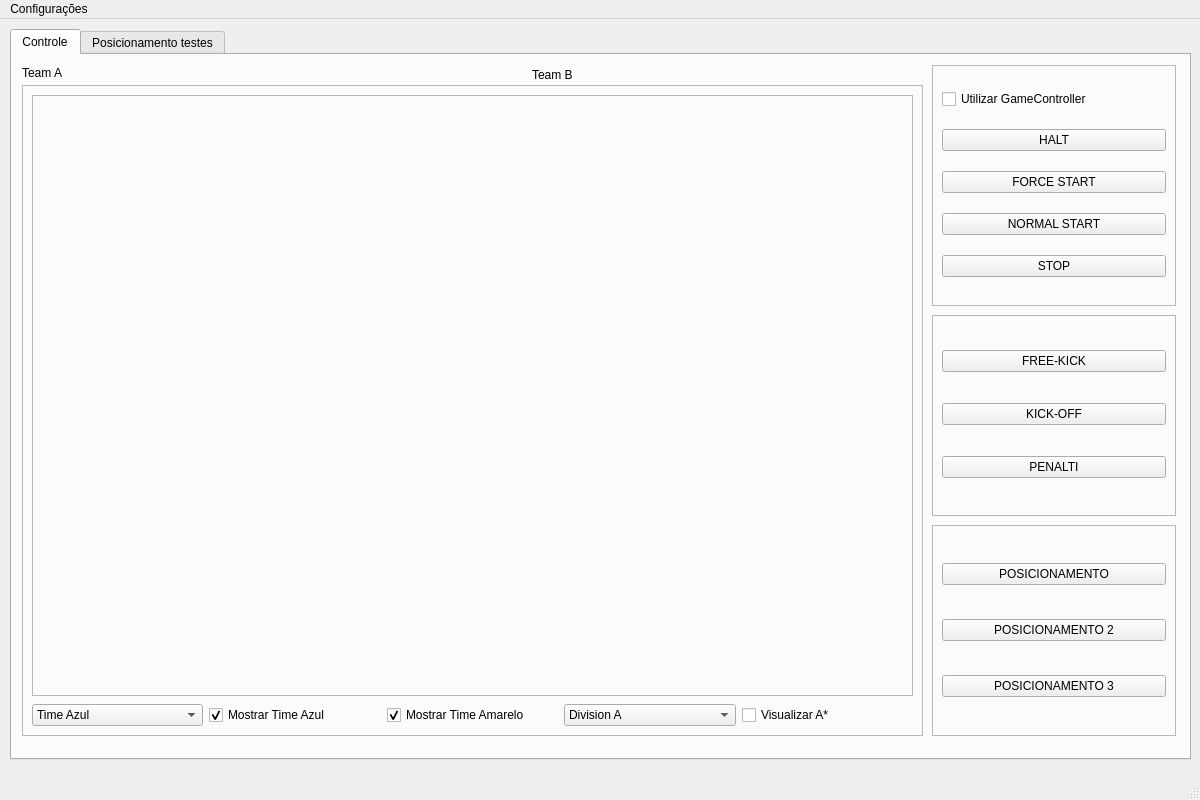
Before: the Qt Designer form PyQt/main.ui in unball/UnBallSSLclient, drawn with Qt 5.
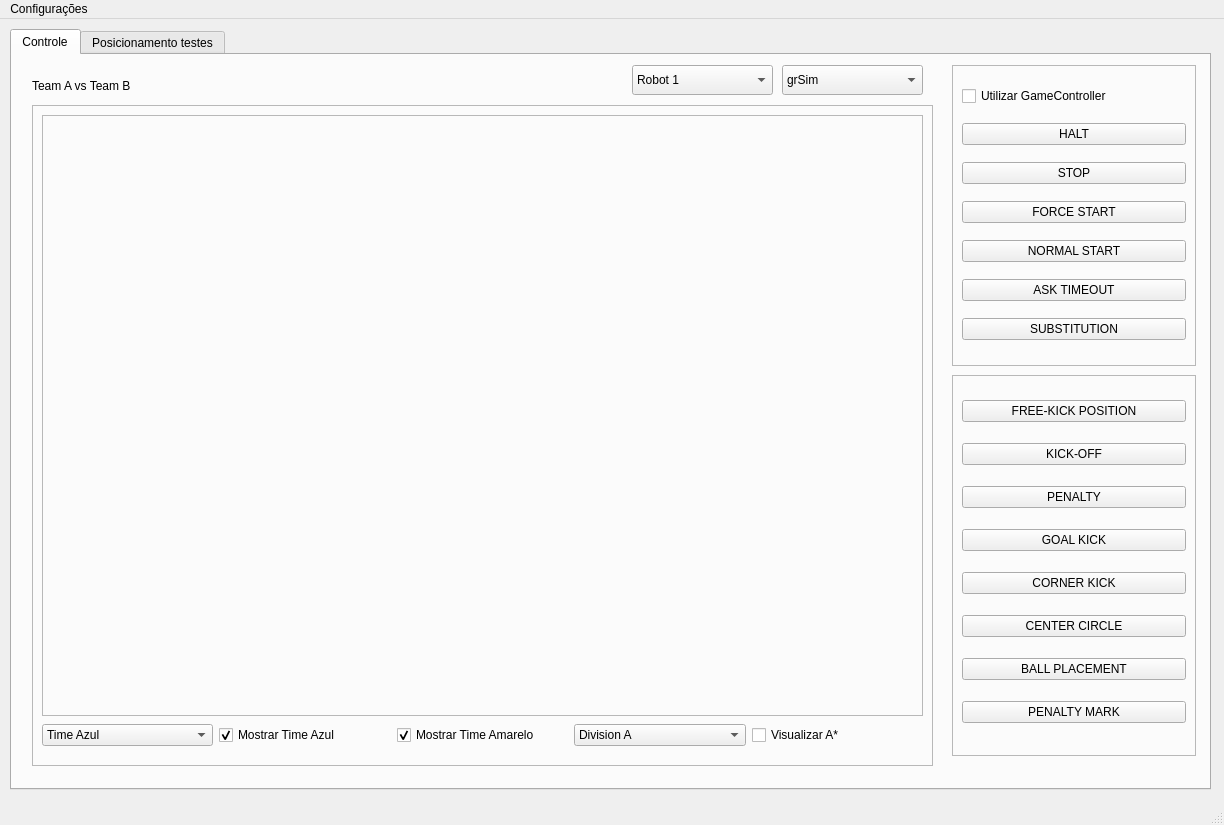
After: the same form once the commit is applied.

```diff
--- a/PyQt/main.ui
+++ b/PyQt/main.ui
@@ -6,8 +6,8 @@
    <rect>
     <x>0</x>
     <y>0</y>
-    <width>1200</width>
-    <height>800</height>
+    <width>1224</width>
+    <height>825</height>
    </rect>
   </property>
   <property name="windowTitle">
@@ -22,8 +22,8 @@
      <rect>
       <x>10</x>
       <y>10</y>
-      <width>1181</width>
-      <height>731</height>
+      <width>1201</width>
+      <height>761</height>
      </rect>
     </property>
     <property name="locale">
@@ -39,10 +39,10 @@
      <widget class="QFrame" name="frame">
       <property name="geometry">
        <rect>
-        <x>920</x>
+        <x>940</x>
         <y>10</y>
         <width>244</width>
-        <height>241</height>
+        <height>301</height>
        </rect>
       </property>
       <property name="frameShape">
@@ -79,7 +79,14 @@
         </widget>
        </item>
        <item>
-        <widget class="QPushButton" name="pushButton">
+        <widget class="QPushButton" name="stop_button">
+         <property name="text">
+          <string>STOP</string>
+         </property>
+        </widget>
+       </item>
+       <item>
+        <widget class="QPushButton" name="force_start_button">
          <property name="text">
           <string>FORCE START</string>
          </property>
@@ -95,7 +102,14 @@
        <item>
         <widget class="QPushButton" name="pushButton_3">
          <property name="text">
-          <string>STOP</string>
+          <string>ASK TIMEOUT</string>
+         </property>
+        </widget>
+       </item>
+       <item>
+        <widget class="QPushButton" name="substitution_button">
+         <property name="text">
+          <string>SUBSTITUTION</string>
          </property>
         </widget>
        </item>
@@ -104,10 +118,10 @@
      <widget class="QFrame" name="frame_2">
       <property name="geometry">
        <rect>
-        <x>920</x>
-        <y>260</y>
+        <x>940</x>
+        <y>320</y>
         <width>244</width>
-        <height>201</height>
+        <height>381</height>
        </rect>
       </property>
       <property name="frameShape">
@@ -120,7 +134,7 @@
        <item>
         <widget class="QPushButton" name="pushButton_9">
          <property name="text">
-          <string>FREE-KICK</string>
+          <string>FREE-KICK POSITION</string>
          </property>
         </widget>
        </item>
@@ -134,46 +148,42 @@
        <item>
         <widget class="QPushButton" name="pushButton_10">
          <property name="text">
-          <string>PENALTI</string>
+          <string>PENALTY</string>
          </property>
         </widget>
        </item>
-      </layout>
-     </widget>
-     <widget class="QFrame" name="frame_3">
-      <property name="geometry">
-       <rect>
-        <x>920</x>
-        <y>470</y>
-        <width>244</width>
-        <height>211</height>
-       </rect>
-      </property>
-      <property name="frameShape">
-       <enum>QFrame::StyledPanel</enum>
-      </property>
-      <property name="frameShadow">
-       <enum>QFrame::Raised</enum>
-      </property>
-      <layout class="QVBoxLayout" name="verticalLayout_3">
        <item>
-        <widget class="QPushButton" name="pushButton_11">
+        <widget class="QPushButton" name="goal_kick_button">
          <property name="text">
-          <string>POSICIONAMENTO</string>
+          <string>GOAL KICK</string>
          </property>
         </widget>
        </item>
        <item>
-        <widget class="QPushButton" name="pushButton_12">
+        <widget class="QPushButton" name="corner_kick_button">
          <property name="text">
-          <string>POSICIONAMENTO 2</string>
+          <string>CORNER KICK</string>
          </property>
         </widget>
        </item>
        <item>
-        <widget class="QPushButton" name="pushButton_13">
+        <widget class="QPushButton" name="center_circle_button">
          <property name="text">
-          <string>POSICIONAMENTO 3</string>
+          <string>CENTER CIRCLE</string>
+         </property>
+        </widget>
+       </item>
+       <item>
+        <widget class="QPushButton" name="ball_placement_button">
+         <property name="text">
+          <string>BALL PLACEMENT</string>
+         </property>
+        </widget>
+       </item>
+       <item>
+        <widget class="QPushButton" name="penalty_mark_button">
+         <property name="text">
+          <string>PENALTY MARK</string>
          </property>
         </widget>
        </item>
@@ -182,10 +192,10 @@
      <widget class="QFrame" name="frame_9">
       <property name="geometry">
        <rect>
-        <x>10</x>
-        <y>30</y>
+        <x>20</x>
+        <y>50</y>
         <width>901</width>
-        <height>651</height>
+        <height>661</height>
        </rect>
       </property>
       <property name="frameShape">
@@ -210,7 +220,7 @@
         <enum>QFrame::Raised</enum>
        </property>
       </widget>
-      <widget class="QWidget" name="">
+      <widget class="QWidget" name="layoutWidget">
        <property name="geometry">
         <rect>
          <x>10</x>
@@ -298,28 +308,50 @@
      <widget class="QLabel" name="left_team">
       <property name="geometry">
        <rect>
-        <x>10</x>
-        <y>10</y>
-        <width>461</width>
-        <height>16</height>
+        <x>20</x>
+        <y>20</y>
+        <width>144</width>
+        <height>22</height>
        </rect>
       </property>
       <property name="text">
-       <string>Team A</string>
+       <string>Team A vs Team B</string>
       </property>
      </widget>
-     <widget class="QLabel" name="right_team">
+     <widget class="QComboBox" name="state_game">
       <property name="geometry">
        <rect>
-        <x>520</x>
-        <y>9</y>
-        <width>391</width>
-        <height>21</height>
+        <x>770</x>
+        <y>10</y>
+        <width>141</width>
+        <height>30</height>
        </rect>
       </property>
-      <property name="text">
-       <string>Team B</string>
+      <item>
+       <property name="text">
+        <string>grSim</string>
+       </property>
+      </item>
+      <item>
+       <property name="text">
+        <string>IRL</string>
+       </property>
+      </item>
+     </widget>
+     <widget class="QComboBox" name="box_all_robots">
+      <property name="geometry">
+       <rect>
+        <x>620</x>
+        <y>10</y>
+        <width>141</width>
+        <height>30</height>
+       </rect>
       </property>
+      <item>
+       <property name="text">
+        <string>Robot 1 </string>
+       </property>
+      </item>
      </widget>
     </widget>
     <widget class="QWidget" name="tab_2">
@@ -382,7 +414,7 @@
     <rect>
      <x>0</x>
      <y>0</y>
-     <width>1200</width>
+     <width>1224</width>
      <height>27</height>
     </rect>
    </property>
```
Left out of the diff: 99 changed lines with no effect on the pictures.
